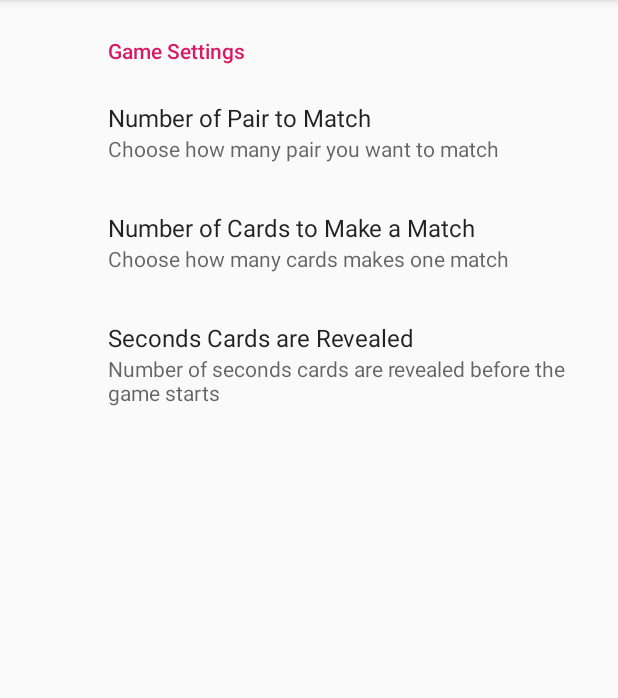
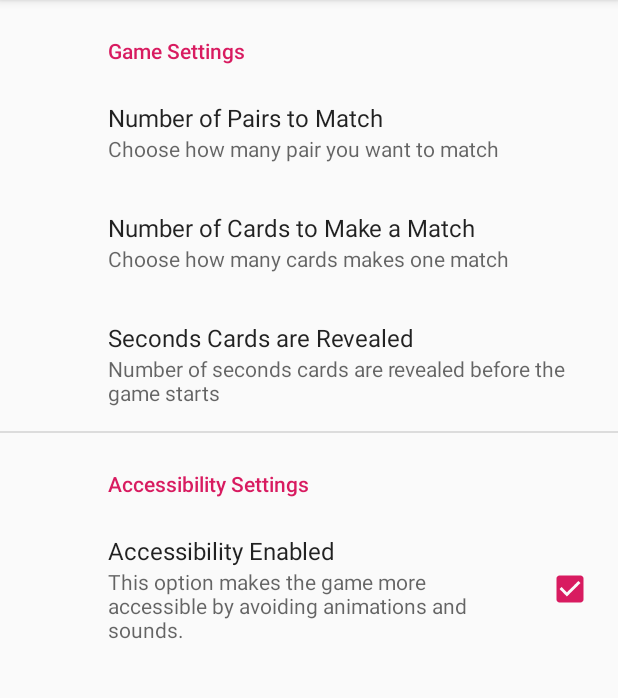
Before and after one commit to danielminami/accessible_memory_game_shopify, an Android app: the screen it shows after launch (MainActivity), after a tap on "SETTINGS", on a phone screen of 412 x 824 dp, the part 84-782 px from its top. Run offline under Robolectric (Android 15) with nearby library versions, the phone set to English and light mode, and no system bars; our stand-ins replace ButterKnife, androidx.preference; pictures from the network do not load.

Commit message:
Added AccessibilityEnabled Settings option.
Added Sounds and Animation for non-impaired users.

```diff
--- a/app/src/main/AndroidManifest.xml
+++ b/app/src/main/AndroidManifest.xml
@@ -11,7 +11,8 @@
         android:roundIcon="@mipmap/ic_accessible_memory_game_round"
         android:supportsRtl="true"
         android:theme="@style/AppTheme">
-        <activity android:name=".MainActivity">
+        <activity android:name=".MainActivity"
+            android:screenOrientation="portrait">
             <intent-filter>
                 <action android:name="android.intent.action.MAIN" />
 
--- a/app/src/main/java/com/minamid/accessiblememorygame/ui/MainFragment.java
+++ b/app/src/main/java/com/minamid/accessiblememorygame/ui/MainFragment.java
@@ -1,11 +1,9 @@
 package com.minamid.accessiblememorygame.ui;
 
-import android.arch.lifecycle.ViewModelProviders;
 import android.content.SharedPreferences;
 import android.os.Bundle;
 import android.support.annotation.NonNull;
 import android.support.annotation.Nullable;
-import android.support.v7.preference.Preference;
 import android.support.v7.preference.PreferenceManager;
 import android.view.LayoutInflater;
 import android.view.View;
@@ -15,8 +13,11 @@ import android.widget.ImageView;
 import android.widget.TextView;
 
 import com.bumptech.glide.Glide;
+import com.minamid.accessiblememorygame.MainActivity;
 import com.minamid.accessiblememorygame.R;
 import com.minamid.accessiblememorygame.base.CustomFragment;
+import com.minamid.accessiblememorygame.ui.game.GameBoardFragment;
+import com.minamid.accessiblememorygame.ui.settings.SettingsFragment;
 import com.minamid.accessiblememorygame.util.Config;
 
 import butterknife.BindView;
@@ -60,14 +61,20 @@ public class MainFragment extends CustomFragment {
             @Override
             public void onClick(View v) {
                 // TODO: Option for sound after Matching
-                // TODO: Maybe create different set of pictures
-                // TODO: Create feature to unlock new difficulty levels
                 navigateTo(SettingsFragment.newInstance(), true);
             }
         });
 
         bindImage(imageView, R.drawable.accessible_memory_game_logo_gray_3);
 
+    }
+
+    @Override
+    public void onResume() {
+        super.onResume();
+        ((MainActivity) getActivity()).getSupportActionBar().setDisplayHomeAsUpEnabled(false);
+        ((MainActivity) getActivity()).getSupportActionBar().setDisplayShowHomeEnabled(false);
+        ((MainActivity) getActivity()).getSupportActionBar().setTitle(R.string.app_name);
     }
 
     private void bindImage(ImageView imageView, int resourceId) {
@@ -81,9 +88,11 @@ public class MainFragment extends CustomFragment {
         String numOfMatchesPerGame = mSharedPreferences.getString(getString(R.string.preference_num_of_matches_per_game_key), "10" );
         String numOfCardsToMakeMatch = mSharedPreferences.getString(getString(R.string.preference_num_of_cards_to_form_match_key), "2" );
         String timeBoardRevealed = mSharedPreferences.getString(getString(R.string.preference_time_revealed_key), "10" );
+        boolean accessibilityEnabled = mSharedPreferences.getBoolean("preference_accessibility_enabled_key",true);
         Config.getInstance().setPairsToMatchToCompleteGame(Integer.parseInt(numOfMatchesPerGame));
         Config.getInstance().setNumOfCardsToMakeMatch(Integer.parseInt(numOfCardsToMakeMatch));
         Config.getInstance().setTimeBoardRevealed(Integer.parseInt(timeBoardRevealed));
+        Config.getInstance().setAccessibilityEnabled(accessibilityEnabled);
     }
 
 }
--- a/app/src/main/java/com/minamid/accessiblememorygame/ui/BoardAdapter.java
+++ b/app/src/main/java/com/minamid/accessiblememorygame/ui/game/BoardAdapter.java
@@ -1,4 +1,4 @@
-package com.minamid.accessiblememorygame.ui;
+package com.minamid.accessiblememorygame.ui.game;
 
 import android.content.Context;
 import android.support.v4.app.Fragment;
@@ -9,6 +9,7 @@ import android.widget.BaseAdapter;
 
 import com.minamid.accessiblememorygame.R;
 import com.minamid.accessiblememorygame.model.MemoryCard;
+import com.minamid.accessiblememorygame.ui.game.GameBoardFragment;
 
 import java.util.List;
 
--- a/app/src/main/java/com/minamid/accessiblememorygame/ui/SettingsFragment.java
+++ b/app/src/main/java/com/minamid/accessiblememorygame/ui/settings/SettingsFragment.java
@@ -1,4 +1,4 @@
-package com.minamid.accessiblememorygame.ui;
+package com.minamid.accessiblememorygame.ui.settings;
 
 import android.os.Bundle;
 import android.support.v7.preference.PreferenceFragmentCompat;
--- /dev/null
+++ b/app/src/main/res/anim/slide_in_left.xml
@@ -0,0 +1,6 @@
+<set xmlns:android="http://schemas.android.com/apk/res/android">
+    <translate android:fromXDelta="-50%p" android:toXDelta="0"
+        android:duration="@android:integer/config_mediumAnimTime"/>
+    <alpha android:fromAlpha="0.0" android:toAlpha="1.0"
+        android:duration="@android:integer/config_mediumAnimTime" />
+</set>
--- a/app/src/main/res/layout/main_fragment.xml
+++ b/app/src/main/res/layout/main_fragment.xml
@@ -3,7 +3,6 @@
     xmlns:app="http://schemas.android.com/apk/res-auto"
     android:layout_width="match_parent"
     android:layout_height="match_parent"
-    android:clipToPadding="true"
     android:fillViewport="true">
 
     <android.support.constraint.ConstraintLayout xmlns:tools="http://schemas.android.com/tools"
--- a/app/src/main/res/values/strings.xml
+++ b/app/src/main/res/values/strings.xml
@@ -35,11 +35,13 @@
 
     <!-- Strings related to Settings -->
         <string name="preference_block_game_settings_tile">Game Settings</string>
+        <string name="preference_block_accessibility_settings_tile">Accessibility Settings</string>
+
         <!-- Pairs to Match Tile -->
         <string name="preference_num_of_matches_per_game_dialog_title">Number of Pair to Match</string>
         <string name="preference_num_of_matches_per_game_key">num_of_matches_per_game</string>
         <string name="preference_num_of_matches_per_game_summary">Choose how many pair you want to match</string>
-        <string name="preference_num_of_matches_per_game_title">Number of Pair to Match</string>
+        <string name="preference_num_of_matches_per_game_title">Number of Pairs to Match</string>
 
         <!-- Cards to form a Match Tile -->
         <string name="preference_num_of_cards_to_form_match_dialog_title">Number of Cards to Make a Match</string>
@@ -53,4 +55,8 @@
         <string name="preference_time_revealed_summary">Number of seconds cards are revealed before the game starts</string>
         <string name="preference_time_revealed_title">Seconds Cards are Revealed</string>
 
+        <!-- Accessibility Enable Tile -->
+        <string name="preference_accessibility_enabled_title">Accessibility Enabled</string>
+        <string name="preference_accessibility_enabled_key">preference_accessibility_enabled_key</string>
+
 </resources>
--- a/app/src/main/res/xml/pref_general.xml
+++ b/app/src/main/res/xml/pref_general.xml
@@ -33,4 +33,15 @@
 
     </android.support.v7.preference.PreferenceCategory>
 
+    <android.support.v7.preference.PreferenceCategory
+        android:title="@string/preference_block_accessibility_settings_tile">
+
+        <CheckBoxPreference android:title="@string/preference_accessibility_enabled_title"
+            android:defaultValue="true"
+            android:summary="This option makes the game more accessible by avoiding animations and sounds."
+            android:key="@string/preference_accessibility_enabled_key" />
+
+    </android.support.v7.preference.PreferenceCategory>
+
+
 </android.support.v7.preference.PreferenceScreen>
```
Also changed, not shown: app/src/main/java/com/minamid/accessiblememorygame/MainActivity.java (+10 -6 lines), app/src/main/java/com/minamid/accessiblememorygame/ui/game/GameBoardFragment.java (renamed from app/src/main/java/com/minamid/accessiblememorygame/ui/GameBoardFragment.java, +37 -7 lines), app/src/main/java/com/minamid/accessiblememorygame/ui/game/GameViewModel.java (renamed from app/src/main/java/com/minamid/accessiblememorygame/ui/GameViewModel.java, +7 -1 lines), app/src/main/java/com/minamid/accessiblememorygame/util/Config.java (+9 -0 lines), app/src/main/java/com/minamid/accessiblememorygame/util/Utils.java (+0 -8 lines), 6 other files.
